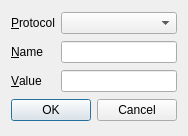
rgfernandes/qtdesktop, file trunk/qrdc/ui/var.ui: the form before one commit.
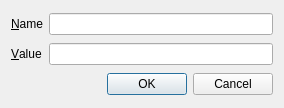
The form after the commit.

Patch:
```diff
--- a/trunk/qrdc/ui/var.ui
+++ b/trunk/qrdc/ui/var.ui
@@ -6,8 +6,8 @@
    <rect>
     <x>0</x>
     <y>0</y>
-    <width>178</width>
-    <height>136</height>
+    <width>284</width>
+    <height>108</height>
    </rect>
   </property>
   <property name="windowTitle">
@@ -15,19 +15,6 @@
   </property>
   <layout class="QGridLayout" name="gridLayout">
    <item row="0" column="0">
-    <widget class="QLabel" name="lProto">
-     <property name="text">
-      <string>&amp;Protocol</string>
-     </property>
-     <property name="buddy">
-      <cstring>cbProto</cstring>
-     </property>
-    </widget>
-   </item>
-   <item row="0" column="1">
-    <widget class="QComboBox" name="cbProto"/>
-   </item>
-   <item row="1" column="0">
     <widget class="QLabel" name="lName">
      <property name="text">
       <string>&amp;Name</string>
@@ -37,10 +24,10 @@
      </property>
     </widget>
    </item>
-   <item row="1" column="1">
+   <item row="0" column="1">
     <widget class="QLineEdit" name="leName"/>
    </item>
-   <item row="2" column="0">
+   <item row="1" column="0">
     <widget class="QLabel" name="lValue">
      <property name="text">
       <string>&amp;Value</string>
@@ -50,10 +37,10 @@
      </property>
     </widget>
    </item>
-   <item row="2" column="1">
+   <item row="1" column="1">
     <widget class="QLineEdit" name="leValue"/>
    </item>
-   <item row="3" column="0" colspan="2">
+   <item row="2" column="0" colspan="2">
     <widget class="QDialogButtonBox" name="buttonBox">
      <property name="standardButtons">
       <set>QDialogButtonBox::Cancel|QDialogButtonBox::Ok</set>
```
Left out of the diff: 36 changed lines with no effect on the pictures.
